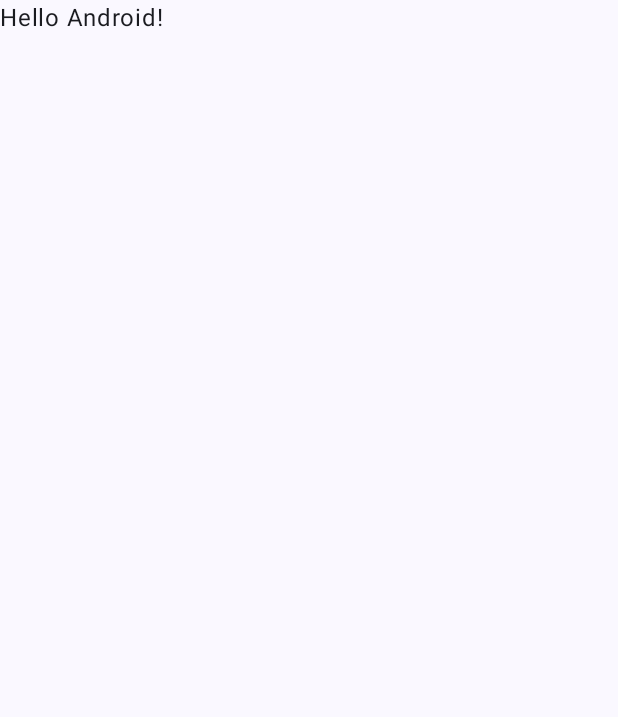
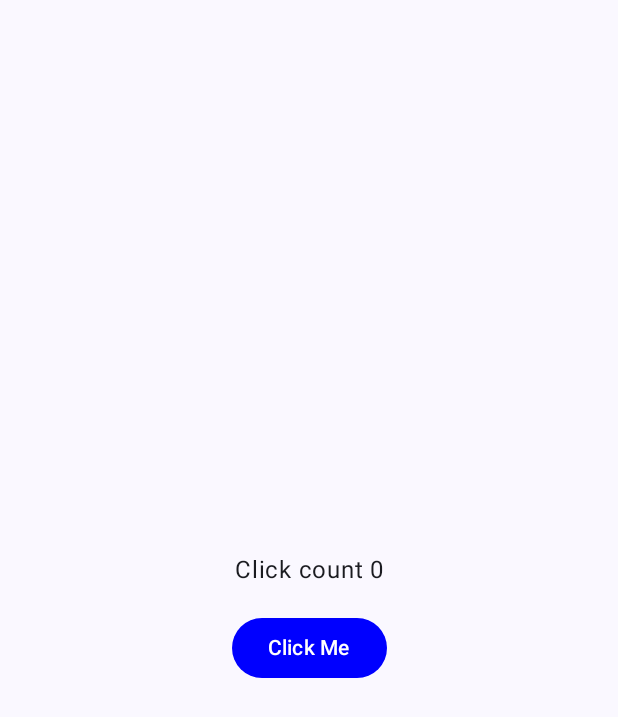
Before and after one commit to chichi289/MAD_S04_ASSIGNMENT, an Android app built with Jetpack Compose: the screen it shows after launch (MainActivity), on a phone screen of 412 x 824 dp. Before the commit the part shown is almost empty. Shown: the top 717 px of the screen. Run offline under Robolectric (Android 15) with nearby library versions, the phone set to English and light mode, and no system bars; our stand-ins replace Dagger/Hilt's generated code.

Commit message:
Uploaded the complete click counter app project, implementing the required functionality including the click counter, button, and background lifecycle handling.

```diff
--- a/app/src/main/AndroidManifest.xml
+++ b/app/src/main/AndroidManifest.xml
@@ -3,6 +3,7 @@
     xmlns:tools="http://schemas.android.com/tools">
 
     <application
+        android:name=".CounterApp"
         android:allowBackup="true"
         android:dataExtractionRules="@xml/data_extraction_rules"
         android:fullBackupContent="@xml/backup_rules"
@@ -15,8 +16,9 @@
         <activity
             android:name=".MainActivity"
             android:exported="true"
-            android:label="@string/app_name"
-            android:theme="@style/Theme.Assignment1">
+            android:screenOrientation="portrait"
+            android:theme="@style/Theme.Assignment1"
+            tools:ignore="LockedOrientationActivity">
             <intent-filter>
                 <action android:name="android.intent.action.MAIN" />
 
--- /dev/null
+++ b/app/src/main/java/com/chichi289/assignment1/CounterApp.kt
@@ -0,0 +1,7 @@
+package com.chichi289.assignment1
+
+import android.app.Application
+import dagger.hilt.android.HiltAndroidApp
+
+@HiltAndroidApp
+class CounterApp : Application()
--- a/app/src/main/java/com/chichi289/assignment1/MainActivity.kt
+++ b/app/src/main/java/com/chichi289/assignment1/MainActivity.kt
@@ -3,16 +3,21 @@ package com.chichi289.assignment1
 import android.os.Bundle
 import androidx.activity.ComponentActivity
 import androidx.activity.compose.setContent
+import androidx.activity.viewModels
 import androidx.compose.foundation.layout.fillMaxSize
 import androidx.compose.material3.MaterialTheme
 import androidx.compose.material3.Surface
-import androidx.compose.material3.Text
-import androidx.compose.runtime.Composable
 import androidx.compose.ui.Modifier
-import androidx.compose.ui.tooling.preview.Preview
+import com.chichi289.assignment1.presentation.screens.MainScreen
+import com.chichi289.assignment1.presentation.screens.MainViewModel
 import com.chichi289.assignment1.ui.theme.Assignment1Theme
+import dagger.hilt.android.AndroidEntryPoint
 
+@AndroidEntryPoint
 class MainActivity : ComponentActivity() {
+
+    private val mainViewModel: MainViewModel by viewModels()
+
     override fun onCreate(savedInstanceState: Bundle?) {
         super.onCreate(savedInstanceState)
         setContent {
@@ -22,25 +27,9 @@ class MainActivity : ComponentActivity() {
                     modifier = Modifier.fillMaxSize(),
                     color = MaterialTheme.colorScheme.background
                 ) {
-                    Greeting("Android")
+                    MainScreen(mainViewModel)
                 }
             }
         }
     }
 }
-
-@Composable
-fun Greeting(name: String, modifier: Modifier = Modifier) {
-    Text(
-        text = "Hello $name!",
-        modifier = modifier
-    )
-}
-
-@Preview(showBackground = true)
-@Composable
-fun GreetingPreview() {
-    Assignment1Theme {
-        Greeting("Android")
-    }
-}
--- /dev/null
+++ b/app/src/main/java/com/chichi289/assignment1/presentation/screens/MainScreen.kt
@@ -0,0 +1,73 @@
+package com.chichi289.assignment1.presentation.screens
+
+import androidx.compose.foundation.layout.Arrangement
+import androidx.compose.foundation.layout.Column
+import androidx.compose.foundation.layout.Spacer
+import androidx.compose.foundation.layout.fillMaxSize
+import androidx.compose.foundation.layout.height
+import androidx.compose.foundation.layout.padding
+import androidx.compose.material3.Button
+import androidx.compose.material3.ButtonDefaults
+import androidx.compose.material3.Text
+import androidx.compose.runtime.Composable
+import androidx.compose.runtime.DisposableEffect
+import androidx.compose.ui.Alignment
+import androidx.compose.ui.Modifier
+import androidx.compose.ui.graphics.Color
+import androidx.compose.ui.platform.LocalLifecycleOwner
+import androidx.compose.ui.unit.dp
+import androidx.lifecycle.Lifecycle
+import androidx.lifecycle.LifecycleEventObserver
+import androidx.lifecycle.LifecycleOwner
+
+/**
+ * Composable function that represents the main screen of the application.
+ *
+ * @param mainViewModel The [MainViewModel] used to manage the click count state.
+ */
+
+@Composable
+fun MainScreen(mainViewModel: MainViewModel) {
+
+    // Get the current lifecycle owner
+    val lifecycleOwner = LocalLifecycleOwner.current
+
+    // Set up a DisposableEffect to observe the lifecycle events
+    DisposableEffect(lifecycleOwner) {
+        val lifecycle = lifecycleOwner.lifecycle
+
+        // Create a lifecycle observer that listens for the ON_PAUSE event
+        val lifecycleObserver =
+            LifecycleEventObserver { _: LifecycleOwner, event: Lifecycle.Event ->
+                if (event == Lifecycle.Event.ON_PAUSE) {
+                    // When the app goes to the background (ON_PAUSE), reset the click count
+                    mainViewModel.resetCount()
+                }
+            }
+        // Add the observer to the lifecycle
+        lifecycle.addObserver(lifecycleObserver)
+
+        // Remove the observer when the effect is disposed (component is removed from the composition)
+        onDispose {
+            lifecycle.removeObserver(lifecycleObserver)
+        }
+    }
+
+    Column(
+        modifier = Modifier
+            .fillMaxSize()
+            .padding(16.dp),
+        horizontalAlignment = Alignment.CenterHorizontally,
+        verticalArrangement = Arrangement.Center
+    ) {
+        Text(text = "Click count ${mainViewModel.mClickCount}")
+        Spacer(modifier = Modifier.height(16.dp))
+        Button(
+            onClick = {
+                mainViewModel.incrementCount()
+            }, colors = ButtonDefaults.buttonColors(containerColor = Color.Blue)
+        ) {
+            Text(text = "Click Me")
+        }
+    }
+}
--- /dev/null
+++ b/app/src/main/java/com/chichi289/assignment1/presentation/screens/MainViewModel.kt
@@ -0,0 +1,23 @@
+package com.chichi289.assignment1.presentation.screens
+
+import androidx.compose.runtime.getValue
+import androidx.compose.runtime.mutableStateOf
+import androidx.compose.runtime.setValue
+import androidx.lifecycle.ViewModel
+import dagger.hilt.android.lifecycle.HiltViewModel
+import javax.inject.Inject
+
+@HiltViewModel
+class MainViewModel @Inject constructor() : ViewModel() {
+
+    var mClickCount by mutableStateOf(0)
+
+    fun incrementCount() {
+        mClickCount++
+    }
+
+    fun resetCount() {
+        mClickCount = 0
+    }
+
+}
```
